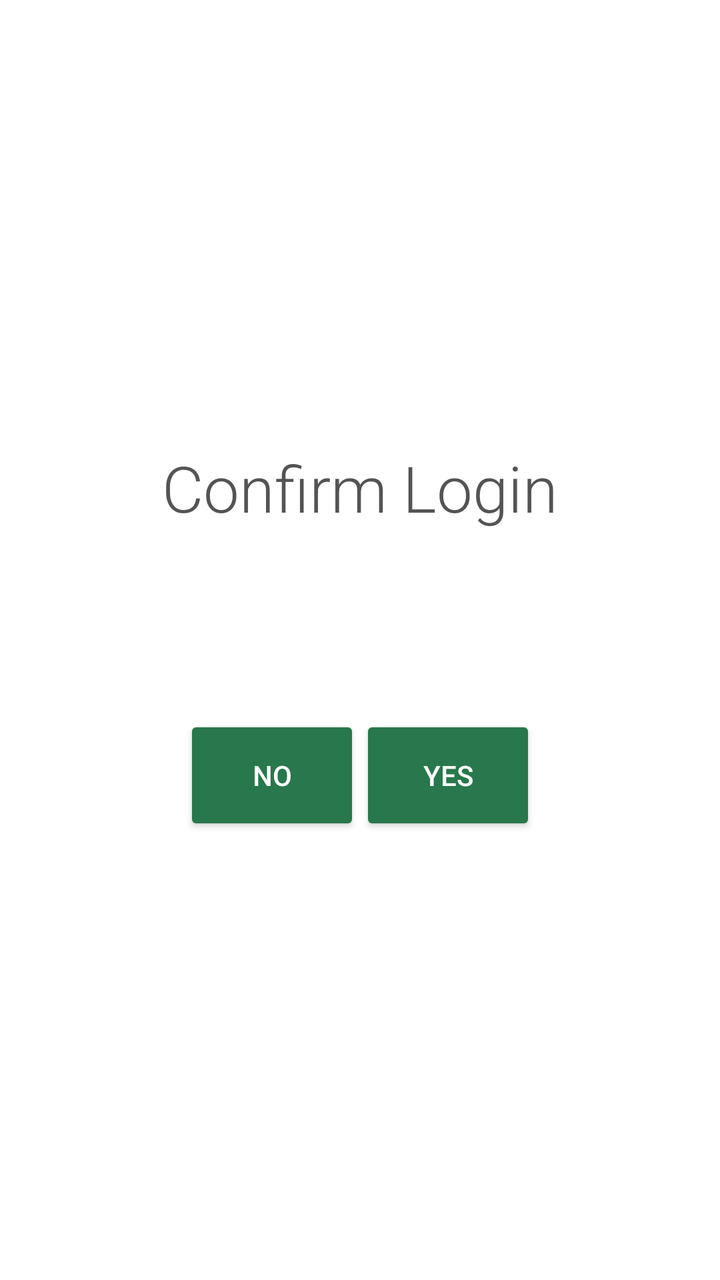
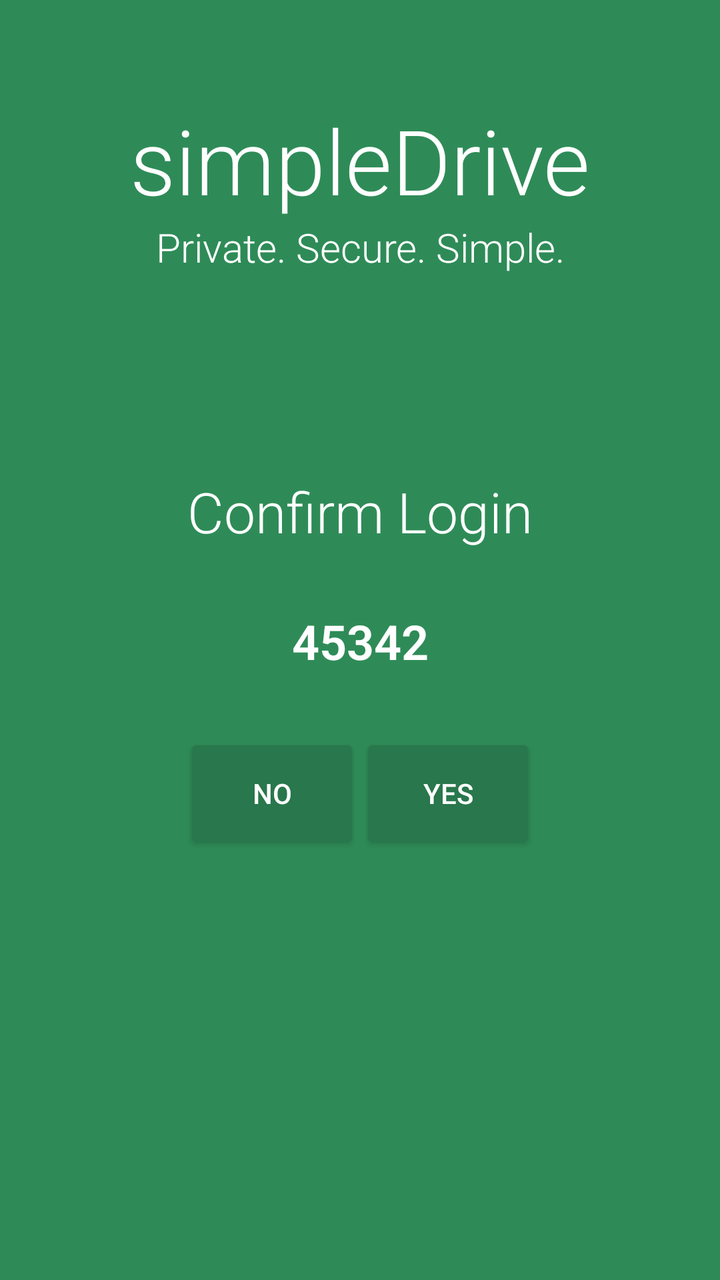

Before-and-after screenshots of an Android layout around one commit, followed by the original layout XML and the change that was made.
<!-- AndroidManifest.xml: application theme MainTheme.Light -->
<!-- res/layout/activity_unlock_tfa.xml -->
<?xml version="1.0" encoding="utf-8"?>
<LinearLayout
    xmlns:android="http://schemas.android.com/apk/res/android"
    android:orientation="vertical"
    android:layout_width="match_parent"
    android:layout_height="match_parent"
    android:background="?android:colorBackground"
    android:gravity="center">

    <TextView
        android:layout_width="match_parent"
        android:layout_height="wrap_content"
        android:layout_marginBottom="30dp"
        android:gravity="center"
        android:text="Confirm Login"
        android:textColor="?android:textColorPrimary"
        android:fontFamily="sans-serif-light"
        android:textSize="32sp"/>

    <TextView
        android:id="@+id/code"
        android:layout_width="match_parent"
        android:layout_height="wrap_content"
        android:fontFamily="sans-serif-light"
        android:textColor="?android:textColorPrimary"
        android:textStyle="bold"
        android:textSize="24sp"
        android:gravity="center"/>

    <LinearLayout
        android:layout_width="match_parent"
        android:layout_height="wrap_content"
        android:layout_marginTop="30dp"
        android:gravity="center_horizontal">

        <Button
            android:id="@+id/no"
            android:text="No"
            style="@style/MyButtonLarge"
            android:onClick="onClick" />

        <Button
            android:id="@+id/yes"
            android:layout_gravity="center"
            android:text="Yes"
            style="@style/MyButtonLarge"
            android:onClick="onClick" />
    </LinearLayout>

</LinearLayout>
<!-- resources referenced by this layout -->
<resources>
  <style name="MyButtonLarge" parent="MyButton">
          <item name="android:layout_height">60dp</item>
          <item name="android:background">@color/red</item>
      </style>
  <style name="MainTheme.Light" parent="Theme.AppCompat.Light.NoActionBar">
          <item name="colorAccent">@color/darkgreen</item>
          <item name="android:colorAccent">@color/darkgreen</item>
          <item name="android:colorPrimary">@color/darkgreen</item>
          <item name="android:colorPrimaryDark">@color/darkergreen</item>
          
          <item name="android:actionModeBackground">@color/darkgreen</item>
          <item name="android:actionModeCloseDrawable">@drawable/ic_arrow</item>
  
          <item name="android:textColorPrimary">@color/grey6</item>
          <item name="android:textColorSecondary">@color/grey3</item>
          <item name="android:textColorTertiary">@color/grey4</item>
          <item name="android:colorBackground">@color/white</item>
          <item name="android:colorMultiSelectHighlight">@color/lightgreen</item>
          <item name="android:colorFocusedHighlight">@color/grey1</item>
          <item name="android:textColorHighlight">?android:colorPrimary</item>
      </style>
  <style name="MyButton" parent="Base.Widget.AppCompat.Button.Colored">
          <item name="android:layout_width">wrap_content</item>
          <item name="android:layout_height">50dp</item>
          <item name="android:paddingLeft">20dp</item>
          <item name="android:paddingRight">20dp</item>
          <item name="android:textColor">@color/white</item>
      </style>
  <color name="red">#ffff0000</color>
  <color name="darkgreen">#ff2e8b57</color>
  <color name="darkergreen">#ff29774c</color>
  <!-- drawable ic_arrow (drawable) -->
  <vector xmlns:android="http://schemas.android.com/apk/res/android"
          android:width="24dp"
          android:height="24dp"
          android:viewportWidth="24.0"
          android:viewportHeight="24.0">
      <path
          android:fillColor="#FFFFFFFF"
          android:pathData="M20,11H7.83l5.59,-5.59L12,4l-8,8 8,8 1.41,-1.41L7.83,13H20v-2z"/>
  </vector>
  <color name="grey6">#ff545454</color>
  <color name="grey3">#ffb3b3b3</color>
  <color name="grey4">#ff636363</color>
  <color name="white">#ffffffff</color>
  <color name="lightgreen">#ffb4d7bf</color>
  <color name="grey1">#fff5f5f5</color>
</resources>

<!-- the commit's change to res/layout/activity_unlock_tfa.xml (unified diff, before → after) -->
@@ -1,50 +1,95 @@
 <?xml version="1.0" encoding="utf-8"?>
-<LinearLayout
+<ScrollView
     xmlns:android="http://schemas.android.com/apk/res/android"
-    android:orientation="vertical"
+    android:id="@+id/scrollView1"
     android:layout_width="match_parent"
     android:layout_height="match_parent"
-    android:background="?android:colorBackground"
-    android:gravity="center">
+    android:background="@color/darkgreen">
+
+    <LinearLayout
+        xmlns:android="http://schemas.android.com/apk/res/android"
+        android:layout_width="match_parent"
+        android:layout_height="match_parent"
+        android:paddingTop="50dp"
+        android:paddingBottom="50dp"
+        android:orientation="vertical"
+        android:background="@color/darkgreen"
+        android:gravity="center">
+
+        <include layout="@layout/header"/>
+
+        <LinearLayout
+            android:layout_width="match_parent"
+            android:layout_height="match_parent"
+            android:orientation="vertical">
+
+            <TextView
+                android:layout_width="match_parent"
+                android:layout_height="wrap_content"
+                android:layout_marginTop="100dp"
+                android:layout_marginBottom="30dp"
+                android:gravity="center"
+                android:text="Confirm Login"
+                android:textColor="@color/white"
+                android:fontFamily="sans-serif-light"
+                android:textSize="28sp"/>
+
+            <TextView
+                android:id="@+id/code"
+                android:layout_width="match_parent"
+                android:layout_height="wrap_content"
+                android:fontFamily="sans-serif-light"
+                android:textColor="@color/white"
+                android:textStyle="bold"
+                android:textSize="24sp"
+                android:text="45342"
+                android:gravity="center"/>
+
+            <LinearLayout
+                android:layout_width="match_parent"
+                android:layout_height="wrap_content"
+                android:layout_marginTop="30dp"
+                android:gravity="center_horizontal">
+
+                <Button
+                    android:id="@+id/no"
+                    android:text="No"
+                    style="@style/MyButtonLarge"
+                    android:onClick="onClick" />
+
+                <Button
+                    android:id="@+id/yes"
+                    android:layout_gravity="center"
+                    android:text="Yes"
+                    style="@style/MyButtonLarge"
+                    android:onClick="onClick" />
+            </LinearLayout>
+        </LinearLayout>
+    </LinearLayout>
+</ScrollView>
+<!-- res/layout/header.xml (included above) -->
+<?xml version="1.0" encoding="utf-8"?>
+<LinearLayout android:layout_width="match_parent"
+    android:layout_height="wrap_content"
+    android:orientation="vertical"
+    xmlns:android="http://schemas.android.com/apk/res/android">
 
     <TextView
         android:layout_width="match_parent"
         android:layout_height="wrap_content"
-        android:layout_marginBottom="30dp"
+        android:text="simpleDrive"
+        android:textColor="@color/white"
         android:gravity="center"
-        android:text="Confirm Login"
-        android:textColor="?android:textColorPrimary"
+        android:layout_marginTop="0dp"
         android:fontFamily="sans-serif-light"
-        android:textSize="32sp"/>
+        android:textSize="45.0sp"/>
 
     <TextView
-        android:id="@+id/code"
         android:layout_width="match_parent"
         android:layout_height="wrap_content"
+        android:text="Private. Secure. Simple."
+        android:textColor="@color/white"
+        android:gravity="center"
         android:fontFamily="sans-serif-light"
-        android:textColor="?android:textColorPrimary"
-        android:textStyle="bold"
-        android:textSize="24sp"
-        android:gravity="center"/>
-
-    <LinearLayout
-        android:layout_width="match_parent"
-        android:layout_height="wrap_content"
-        android:layout_marginTop="30dp"
-        android:gravity="center_horizontal">
-
-        <Button
-            android:id="@+id/no"
-            android:text="No"
-            style="@style/MyButtonLarge"
-            android:onClick="onClick" />
-
-        <Button
-            android:id="@+id/yes"
-            android:layout_gravity="center"
-            android:text="Yes"
-            style="@style/MyButtonLarge"
-            android:onClick="onClick" />
-    </LinearLayout>
-
+        android:textSize="20.0sp"/>
 </LinearLayout>
